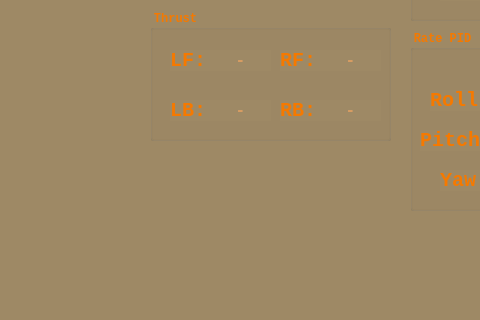
Old version of the form GroundStation/mainwindow.ui in the repository iron-kang/Qt; both pictures show x 262 to 742 and y 196 to 516 of the 1366 by 768 pixel window.
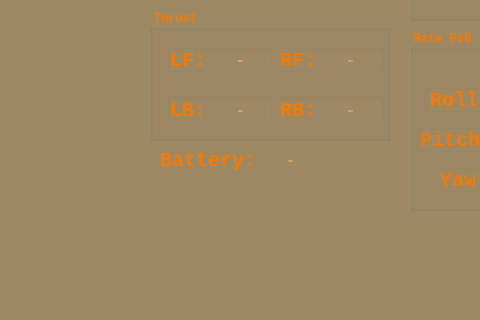
New version of the form. The open tabs and pages were chosen to show the change. Icons and pictures are not drawn. Custom widgets are drawn as their Qt base class.

Commit message: add battery display at setting mode

Diff of the .ui file:
```diff
--- a/GroundStation/mainwindow.ui
+++ b/GroundStation/mainwindow.ui
@@ -1800,6 +1800,57 @@
        <bool>false</bool>
       </property>
      </widget>
+     <widget class="QLabel" name="label_Bat">
+      <property name="geometry">
+       <rect>
+        <x>420</x>
+        <y>310</y>
+        <width>101</width>
+        <height>21</height>
+       </rect>
+      </property>
+      <property name="font">
+       <font>
+        <family>Monospace</family>
+        <pointsize>15</pointsize>
+        <weight>75</weight>
+        <bold>true</bold>
+       </font>
+      </property>
+      <property name="styleSheet">
+       <string notr="true">color:rgb(245, 121, 0)</string>
+      </property>
+      <property name="text">
+       <string>Battery:</string>
+      </property>
+     </widget>
+     <widget class="QLabel" name="val_bat">
+      <property name="geometry">
+       <rect>
+        <x>520</x>
+        <y>310</y>
+        <width>61</width>
+        <height>21</height>
+       </rect>
+      </property>
+      <property name="font">
+       <font>
+        <family>Monospace</family>
+        <pointsize>12</pointsize>
+        <weight>75</weight>
+        <bold>true</bold>
+       </font>
+      </property>
+      <property name="styleSheet">
+       <string notr="true">color:rgb(215, 156, 98);</string>
+      </property>
+      <property name="text">
+       <string>-</string>
+      </property>
+      <property name="alignment">
+       <set>Qt::AlignCenter</set>
+      </property>
+     </widget>
     </widget>
    </widget>
   </widget>
```
Left out of the diff: 2 changed lines with no effect on the pictures. The commit also changes 1 other file.
